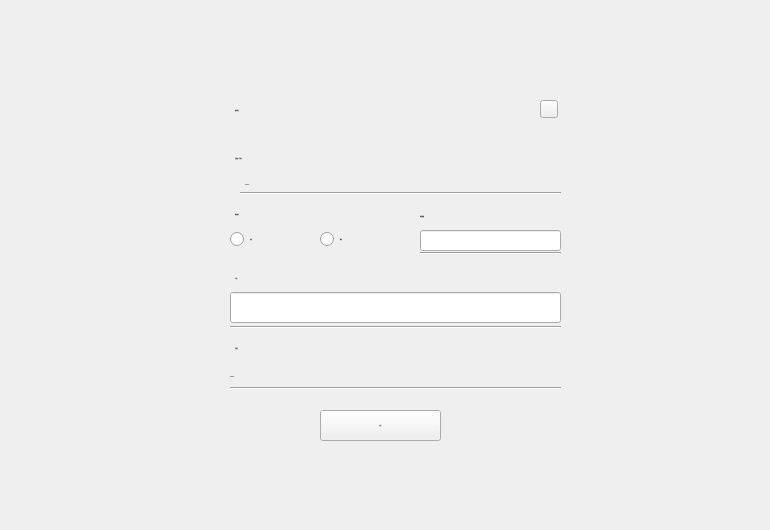
Above: capitalTransferPage/CapitalTransferPage.ui from HcashOrg/hx-indicator before the change. Below: the same form after it.
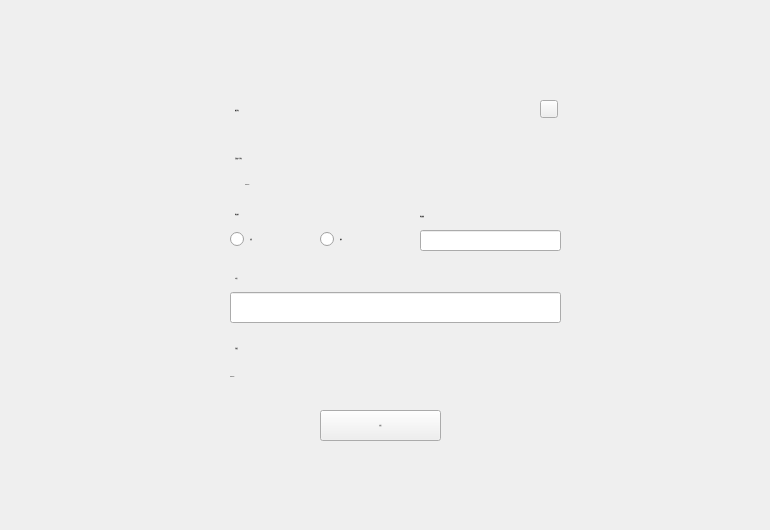
That is the form after the change.

What changed in the file:
```diff
--- a/capitalTransferPage/CapitalTransferPage.ui
+++ b/capitalTransferPage/CapitalTransferPage.ui
@@ -143,19 +143,6 @@
     <string/>
    </property>
   </widget>
-  <widget class="Line" name="line">
-   <property name="geometry">
-    <rect>
-     <x>240</x>
-     <y>185</y>
-     <width>321</width>
-     <height>16</height>
-    </rect>
-   </property>
-   <property name="orientation">
-    <enum>Qt::Horizontal</enum>
-   </property>
-  </widget>
   <widget class="QRadioButton" name="radioButton_deposit">
    <property name="geometry">
     <rect>
@@ -213,19 +200,6 @@
     <string>划转数量</string>
    </property>
   </widget>
-  <widget class="Line" name="line_2">
-   <property name="geometry">
-    <rect>
-     <x>420</x>
-     <y>245</y>
-     <width>141</width>
-     <height>16</height>
-    </rect>
-   </property>
-   <property name="orientation">
-    <enum>Qt::Horizontal</enum>
-   </property>
-  </widget>
   <widget class="QLineEdit" name="lineEdit_number">
    <property name="geometry">
     <rect>
@@ -264,19 +238,6 @@
     </font>
    </property>
   </widget>
-  <widget class="Line" name="line_3">
-   <property name="geometry">
-    <rect>
-     <x>230</x>
-     <y>319</y>
-     <width>331</width>
-     <height>16</height>
-    </rect>
-   </property>
-   <property name="orientation">
-    <enum>Qt::Horizontal</enum>
-   </property>
-  </widget>
   <widget class="QLabel" name="label_5">
    <property name="geometry">
     <rect>
@@ -290,19 +251,6 @@
     <string>手续费</string>
    </property>
   </widget>
-  <widget class="Line" name="line_4">
-   <property name="geometry">
-    <rect>
-     <x>230</x>
-     <y>380</y>
-     <width>331</width>
-     <height>16</height>
-    </rect>
-   </property>
-   <property name="orientation">
-    <enum>Qt::Horizontal</enum>
-   </property>
-  </widget>
   <widget class="QToolButton" name="toolButton_confirm">
    <property name="geometry">
     <rect>
```
Left out of the diff: 3 changed lines with no effect on the pictures.
